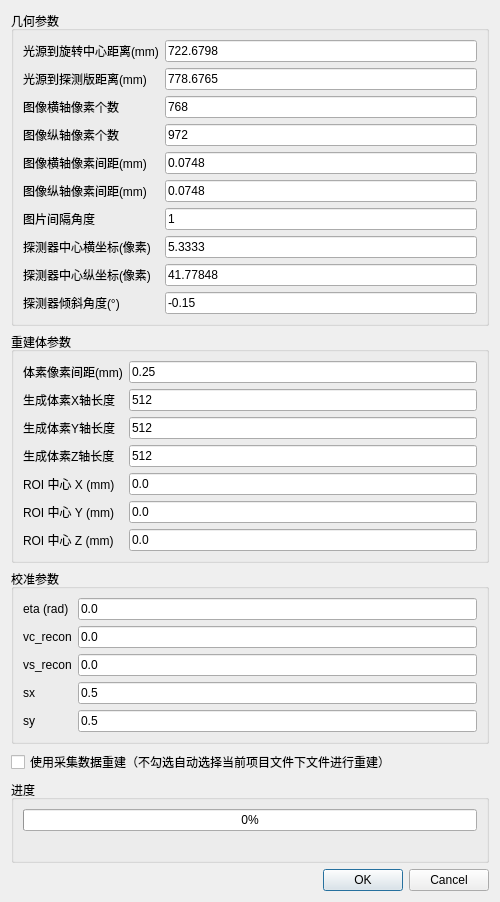
Qt form qt_gui/reconstruction.ui (foodszhang/pyct) before a commit.
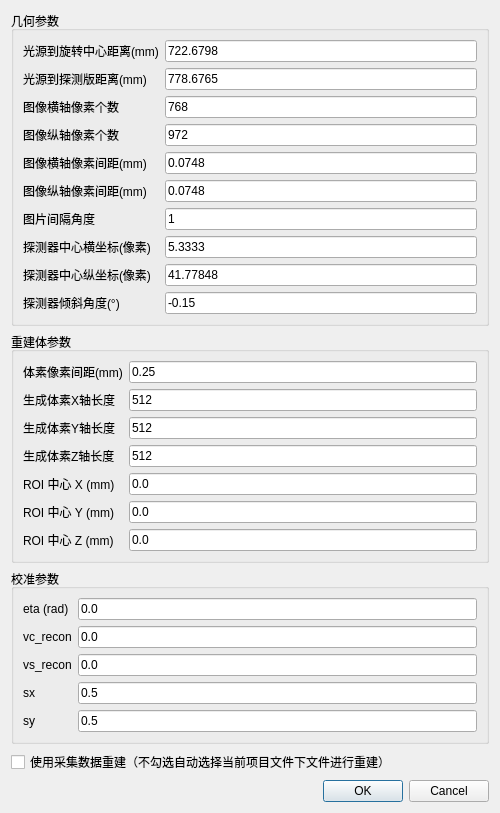
The same form after that commit.

Commit message:
fix: 重建UI重构与进度管理调整
- reconstruction.ui: 删除进度条(groupBoxProgress)，只保留参数+按钮
- reconstruction.py: 对话框点OK后只收集params并关闭，由gui.py管理ReconWorker
- main.ui: tab_2改用QGridLayout布局，三个切片视图不遮挡，新增进度条控件
- gui.py: 百分位改为0.1/99.9，管理ReconWorker和进度条，start_reconstruction改为exec对话框

Diff of the .ui file:
```diff
--- a/qt_gui/reconstruction.ui
+++ b/qt_gui/reconstruction.ui
@@ -356,37 +356,8 @@
      </property>
     </widget>
    </item>
-   <item>
-    <widget class="QGroupBox" name="groupBoxProgress">
-     <property name="title">
-      <string>进度</string>
-     </property>
-     <layout class="QVBoxLayout" name="verticalLayoutProgress">
-     <item>
-      <widget class="QProgressBar" name="reconProgressBar">
-       <property name="value">
-        <number>0</number>
-       </property>
-       <property name="textVisible">
-        <bool>true</bool>
-       </property>
-      </widget>
-     </item>
-     <item>
-      <widget class="QLabel" name="reconStageLabel">
-       <property name="text">
-        <string />
-       </property>
-       <property name="alignment">
-        <set>Qt::AlignCenter</set>
-       </property>
-      </widget>
-     </item>
-     </layout>
-    </widget>
-   </item>
-   <item>
-    <widget class="QDialogButtonBox" name="buttonBox">
+    <item>
+     <widget class="QDialogButtonBox" name="buttonBox">
      <property name="standardButtons">
       <set>QDialogButtonBox::Cancel|QDialogButtonBox::Ok</set>
      </property>
```
The commit also changes 3 other files.
